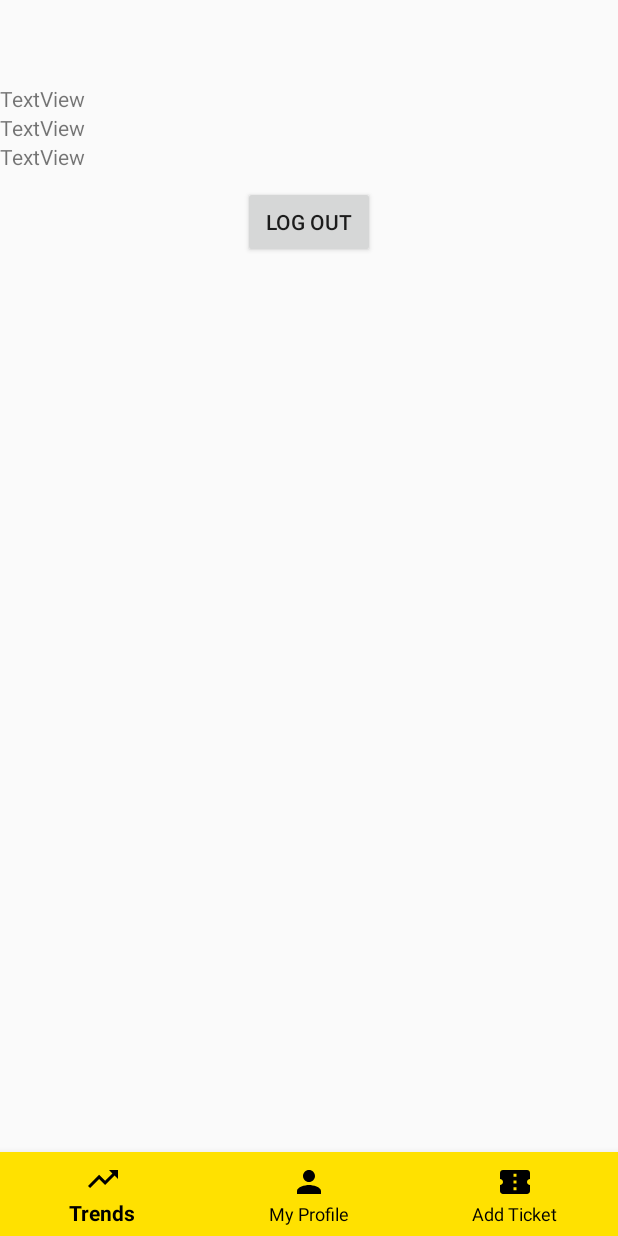
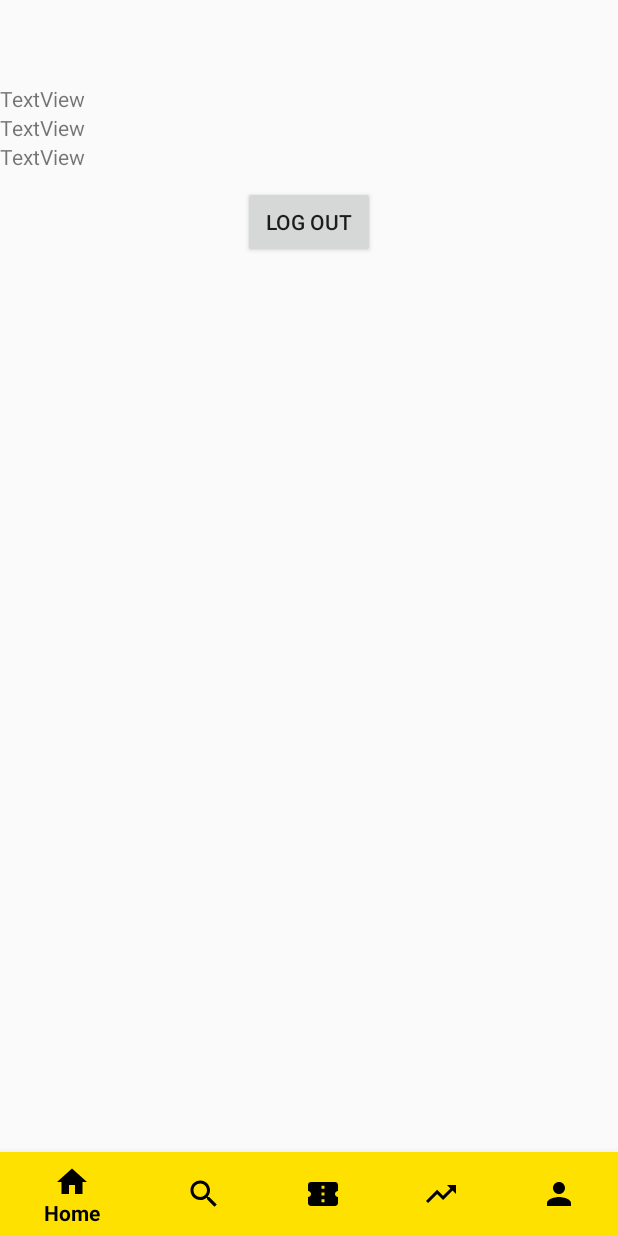
Before and after one commit to rkuemmel1/QwikTix, an Android app: the layout activity_home_page.xml on its own in the app's theme, with its tools: preview values and no code run, on a phone screen of 412 x 824 dp. Run offline under Robolectric (Android 15) with nearby library versions, the phone set to English and light mode, and no system bars.

```diff
--- a/app/build.gradle
+++ b/app/build.gradle
@@ -40,10 +40,10 @@ dependencies {
     compile 'com.google.firebase:firebase-core:10.2.0'
     compile 'com.firebase:firebase-client-android:2.5.2'
     compile 'com.google.firebase:firebase-auth:10.2.0'
-    compile 'com.firebase:firebase-client-android:2.5.0'
     testCompile 'junit:junit:4.12'
 }
 
 
 
+
 apply plugin: 'com.google.gms.google-services'
--- a/app/src/main/java/com/example/ryan/qwiktix/SearchActivity.java
+++ b/app/src/main/java/com/example/ryan/qwiktix/SearchActivity.java
@@ -10,4 +10,10 @@ public class SearchActivity extends AppCompatActivity {
         super.onCreate(savedInstanceState);
         setContentView(R.layout.activity_search);
     }
+
+
+
+
+
+
 }
--- a/app/src/main/res/drawable/ic_home_white_24dp.xml
+++ b/app/src/main/res/drawable/ic_home_white_24dp.xml
@@ -1,4 +1,9 @@
-<?xml version="1.0" encoding="utf-8"?>
-<selector xmlns:android="http://schemas.android.com/apk/res/android">
-
-</selector>
+<vector xmlns:android="http://schemas.android.com/apk/res/android"
+    android:width="24dp"
+    android:height="24dp"
+    android:viewportWidth="24.0"
+    android:viewportHeight="24.0">
+    <path
+        android:fillColor="#F000"
+        android:pathData="M10,20v-6h4v6h5v-8h3L12,3 2,12h3v8z"/>
+</vector>
--- a/app/src/main/res/drawable/ic_search_white_24dp.xml
+++ b/app/src/main/res/drawable/ic_search_white_24dp.xml
@@ -1,4 +1,9 @@
-<?xml version="1.0" encoding="utf-8"?>
-<selector xmlns:android="http://schemas.android.com/apk/res/android">
-
-</selector>
+<vector xmlns:android="http://schemas.android.com/apk/res/android"
+    android:width="24dp"
+    android:height="24dp"
+    android:viewportWidth="24.0"
+    android:viewportHeight="24.0">
+    <path
+        android:fillColor="#F000"
+        android:pathData="M15.5,14h-0.79l-0.28,-0.27C15.41,12.59 16,11.11 16,9.5 16,5.91 13.09,3 9.5,3S3,5.91 3,9.5 5.91,16 9.5,16c1.61,0 3.09,-0.59 4.23,-1.57l0.27,0.28v0.79l5,4.99L20.49,19l-4.99,-5zM9.5,14C7.01,14 5,11.99 5,9.5S7.01,5 9.5,5 14,7.01 14,9.5 11.99,14 9.5,14z"/>
+</vector>
--- a/app/src/main/res/layout/content_home_page.xml
+++ b/app/src/main/res/layout/content_home_page.xml
@@ -8,11 +8,6 @@
     tools:context="com.example.ryan.qwiktix.HomePageActivity"
     tools:showIn="@layout/activity_home_page">
 
-    <TextView
-        android:layout_width="wrap_content"
-        android:layout_height="wrap_content"
-        android:layout_margin="@dimen/text_margin"
-        android:text="" />
 
 
 </android.support.v4.widget.NestedScrollView>
--- a/app/src/main/res/menu/bottom_navigation_main.xml
+++ b/app/src/main/res/menu/bottom_navigation_main.xml
@@ -2,21 +2,36 @@
 <menu xmlns:android="http://schemas.android.com/apk/res/android"
     xmlns:app="http://schemas.android.com/apk/res-auto">
     <item
-        android:id="@+id/action_favorites"
+        android:id="@+id/action_home"
+        android:enabled="true"
+        android:icon="@drawable/ic_home_white_24dp"
+        android:title="@string/text_home"
+        app:showAsAction="ifRoom"
+        />
+    <item
+        android:id="@+id/action_search"
+        android:enabled="true"
+        android:icon="@drawable/ic_search_white_24dp"
+        android:title="Search"
+        app:showAsAction="ifRoom"
+        />
+    <item
+        android:id="@+id/action_add_ticket"
+        android:enabled="true"
+        android:icon="@drawable/ic_ticket_white_24dp"
+        android:title="@string/text_tickets"
+        app:showAsAction="ifRoom" />
+    <item
+        android:id="@+id/action_trends"
         android:enabled="true"
         android:icon="@drawable/ic_trending_up_white_24dp"
         android:title="@string/text_trends"
         app:showAsAction="ifRoom" />
     <item
-        android:id="@+id/action_schedules"
+        android:id="@+id/action_profile"
         android:enabled="true"
         android:icon="@drawable/ic_profile_white_24dp"
         android:title="@string/text_profile"
         app:showAsAction="ifRoom" />
-    <item
-        android:id="@+id/action_music"
-        android:enabled="true"
-        android:icon="@drawable/ic_ticket_white_24dp"
-        android:title="@string/text_tickets"
-        app:showAsAction="ifRoom" />
+
 </menu>
--- a/app/src/main/res/values/strings.xml
+++ b/app/src/main/res/values/strings.xml
@@ -91,7 +91,9 @@
     </string>
     <string name="action_settings">Settings</string>
     <string name="auth_failed">Authentication Failed</string>
+    <string name="text_home">Home</string>
     <string name="text_trends">Trends</string>
     <string name="text_profile">My Profile</string>
     <string name="text_tickets">Add Ticket</string>
+
 </resources>
--- a/build.gradle
+++ b/build.gradle
@@ -5,7 +5,7 @@ buildscript {
         jcenter()
     }
     dependencies {
-        classpath 'com.android.tools.build:gradle:2.2.3'
+        classpath 'com.android.tools.build:gradle:2.3.0'
 
         // NOTE: Do not place your application dependencies here; they belong
         // in the individual module build.gradle files
```
Also changed, not shown: app/src/main/AndroidManifest.xml (+3 -5 lines), app/src/main/java/com/example/ryan/qwiktix/HomePageActivity.java (+26 -0 lines), app/src/main/res/layout/activity_search.xml (+19 -5 lines), gradle/wrapper/gradle-wrapper.properties.
